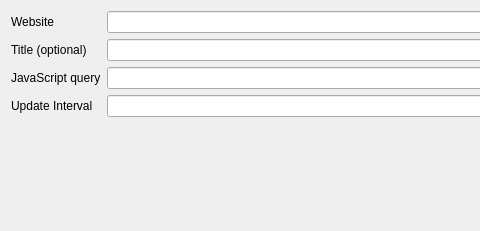
Before: the Qt Designer form src/watcherinputdialog.ui in mmmm1998/WebWatcher, drawn with Qt 5; both pictures show x 0 to 480 and y 0 to 231 of the 827 by 231 pixel window.
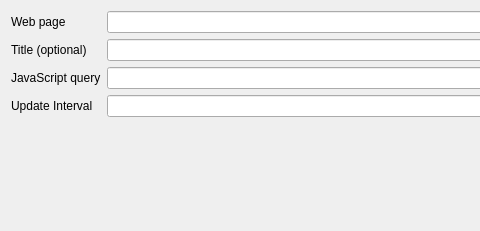
After: the same form once the commit is applied.

The edit to the form file:
```diff
--- a/src/watcherinputdialog.ui
+++ b/src/watcherinputdialog.ui
@@ -19,7 +19,7 @@
      <item row="0" column="0">
       <widget class="QLabel" name="siteLable">
        <property name="text">
-        <string>Website</string>
+        <string>Web page</string>
        </property>
       </widget>
      </item>
```
